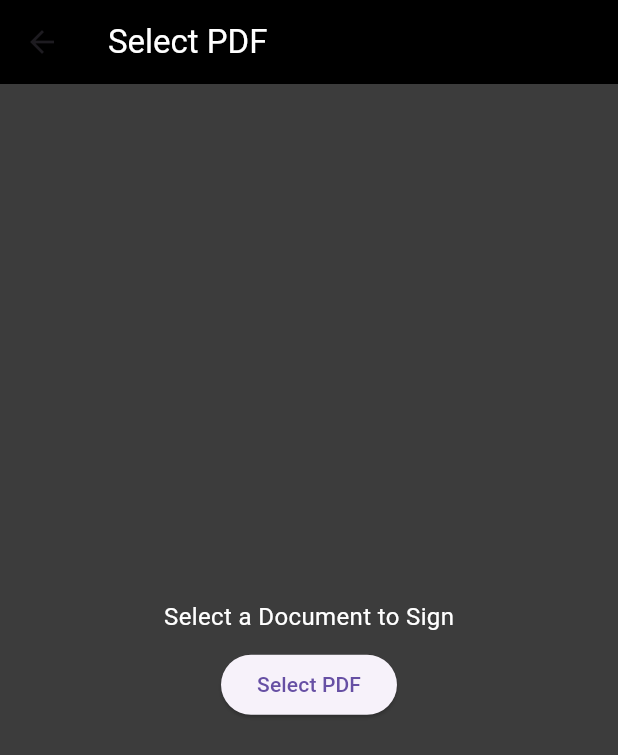
After one commit to im-nilesh/pdf_viewer, a Flutter app: the screen it shows after launch, after a tap on "Next", after a tap on "Sign a Document", on a phone screen of 412 x 824 dp. The commit adds this screen. Shown: the top 755 px of the screen. Run offline on Flutter 3.47's test engine with Material 3 defaults, Android fonts, the phone set to English and light mode, and no system bars; our stand-ins replace google_fonts, image_picker, permission_handler, shared_preferences; missing offline and left inert: android_intent_plus, flutter_pdfview, flutter_signature_pad; network calls fail.

Commit message:
sign pdf complete

```diff
--- a/lib/screens/Mainscreen.dart
+++ b/lib/screens/Mainscreen.dart
@@ -1,7 +1,8 @@
 import 'package:flutter/material.dart';
 import 'package:google_fonts/google_fonts.dart';
+import 'package:pdf_viewer/screens/Select_a_file_toSign.dart';
 import 'package:pdf_viewer/screens/camera_screen.dart';
-import 'package:pdf_viewer/screens/pdf_list_screen.dart'; // Import the new screen
+import 'package:pdf_viewer/screens/pdf_list_screen.dart'; // Import the PDF list screen
 
 import 'package:pdf_viewer/widgets/customButton.dart';
 import 'package:pdf_viewer/widgets/custom_bottom_navigation_bar.dart';
@@ -109,8 +110,7 @@ class _MainScreenState extends State<MainScreen> {
                             Navigator.push(
                               context,
                               MaterialPageRoute(
-                                builder: (context) =>
-                                    PdfListScreen(), // Navigate to the new screen
+                                builder: (context) => PdfListScreen(),
                               ),
                             );
                           },
@@ -122,7 +122,13 @@ class _MainScreenState extends State<MainScreen> {
                           icon: Icons.sign_language,
                           text: 'Sign a Document',
                           onPressed: () {
-                            // Define the action for button 3
+                            // Navigate to the PDF view screen
+                            Navigator.push(
+                              context,
+                              MaterialPageRoute(
+                                builder: (context) => PdfViewScreen(),
+                              ),
+                            );
                           },
                         ),
                       ),
--- /dev/null
+++ b/lib/screens/Select_a_file_toSign.dart
@@ -0,0 +1,44 @@
+import 'package:flutter/material.dart';
+import 'package:pdf_viewer/screens/pdf_list_screen.dart'; // Import the PDF list screen
+
+class PdfViewScreen extends StatelessWidget {
+  @override
+  Widget build(BuildContext context) {
+    return Scaffold(
+      appBar: AppBar(
+        title: const Text(
+          'Select PDF',
+          style: TextStyle(color: Colors.white),
+        ),
+        backgroundColor: Colors.black,
+      ),
+      backgroundColor: const Color(0xFF3C3C3C),
+      body: Center(
+        child: Column(
+          mainAxisAlignment: MainAxisAlignment.center,
+          children: [
+            const Text(
+              'Select a Document to Sign',
+              style: TextStyle(color: Colors.white, fontSize: 16),
+            ),
+            const SizedBox(
+              height: 10,
+            ),
+            ElevatedButton(
+              onPressed: () {
+                // Navigate to the PDF list screen
+                Navigator.push(
+                  context,
+                  MaterialPageRoute(
+                    builder: (context) => PdfListScreen(),
+                  ),
+                );
+              },
+              child: const Text('Select PDF'),
+            ),
+          ],
+        ),
+      ),
+    );
+  }
+}
--- a/lib/screens/pdf_list_screen.dart
+++ b/lib/screens/pdf_list_screen.dart
@@ -79,10 +79,14 @@ class _PdfListScreenState extends State<PdfListScreen> {
                   leading: Icon(
                     Icons.picture_as_pdf,
                     color: Colors.white,
+                    size: 32, // Adjust the size of the PDF icon
                   ),
                   title: Text(
                     _pdfFiles[index].path.split('/').last,
-                    style: const TextStyle(color: Colors.white),
+                    style: TextStyle(
+                      color: Colors.white,
+                      fontSize: 18, // Adjust the font size of the title
+                    ),
                   ),
                   onTap: () {
                     Navigator.push(
--- a/lib/widgets/custom_bottom_navigation_bar.dart
+++ b/lib/widgets/custom_bottom_navigation_bar.dart
@@ -34,8 +34,8 @@ class CustomBottomNavigationBar extends StatelessWidget {
           ),
           ElevatedButton(
             onPressed: () => onTap(1),
-            child:
-                const Text('Recent PDF', style: TextStyle(color: Colors.white)),
+            child: const Text('Recent PDFs',
+                style: TextStyle(color: Colors.white)),
             style: ElevatedButton.styleFrom(
               foregroundColor: Colors.black,
               backgroundColor:
```
Also changed, not shown: lib/screens/PdfViewerScreen.dart (+62 -1 lines), lib/screens/camera_screen.dart (+0 -19 lines), lib/screens/signatureScreem.dart (added, +57 -0 lines), pubspec.yaml (+9 -1 lines), pubspec.lock, 34 other files.
